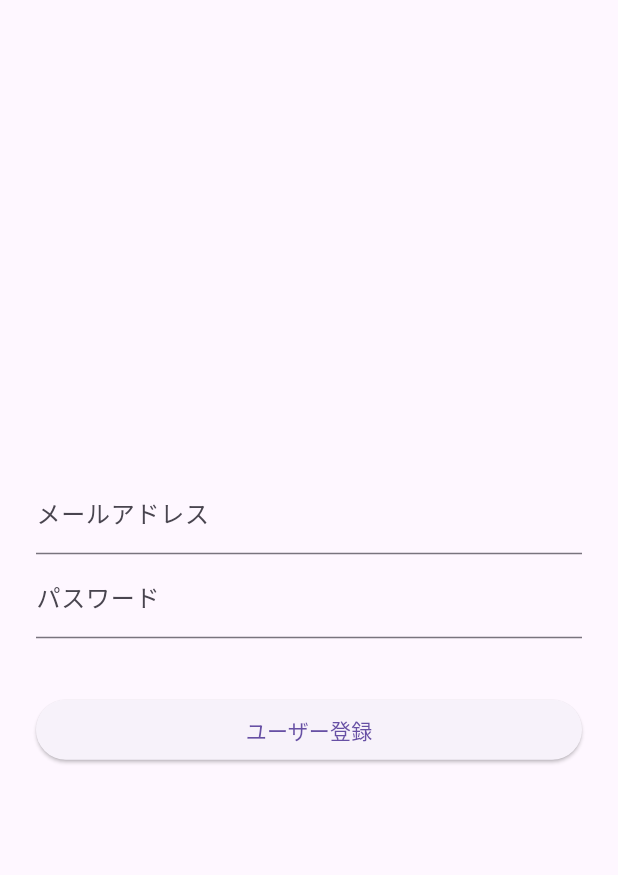
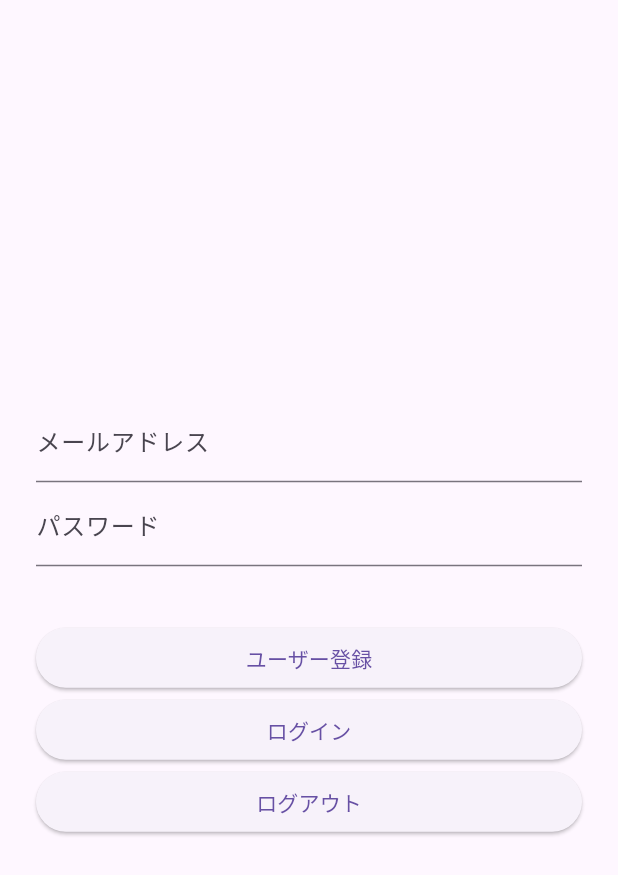
Before and after one commit to health-Care-App/health_care_app, a Flutter app: the screen it shows after launch, on a phone screen of 412 x 824 dp. Shown: the top 875 px of the screen. Run offline on Flutter 3.47's test engine with Material 3 defaults, Android fonts, the light colour scheme and no system bars; our stand-ins replace firebase_auth, firebase_core; accounts and stored records are empty; statements that could not run were skipped.

Commit message:
ログインログアウト機能追加

```diff
--- a/frontend/app/lib/main.dart
+++ b/frontend/app/lib/main.dart
@@ -18,7 +18,6 @@ class LoginSample extends StatelessWidget {
   Widget build(BuildContext context) {
     return const MaterialApp(
       title: 'Login Sample',
-      // home: const MyHomePage(title: 'Login Sample'),
       home: LoginPage(),
     );
   }
@@ -34,7 +33,7 @@ class LoginPage extends StatefulWidget {
 class _LoginPageState extends State<LoginPage> {
   // メッセージ表示用
   String infoText = '';
-  // 入力するメールアドレス・パスワード用
+  // 入力したメールアドレス・パスワード
   String email = '';
   String password = '';
 
@@ -96,7 +95,55 @@ class _LoginPageState extends State<LoginPage> {
                     }
                   },
                 ),
-              )
+              ),
+              SizedBox(
+                width: double.infinity,
+                // ログインボタン
+                child: ElevatedButton(
+                  child: const Text('ログイン'),
+                  onPressed: () async {
+                    try {
+                      // メール/パスワードでログイン
+                      final FirebaseAuth auth = FirebaseAuth.instance;
+                      await auth.signInWithEmailAndPassword(
+                        email: email,
+                        password: password,
+                      );
+                      // ユーザー登録に成功した場合
+                      setState(() {
+                        infoText = "ログインに成功しました！";
+                      });
+                    } catch (e) {
+                      // ユーザー登録に失敗した場合
+                      setState(() {
+                        infoText = "ログインに失敗しました：${e.toString()}";
+                      });
+                    }
+                  },
+                ),
+              ),
+              SizedBox(
+                width: double.infinity,
+                // ログアウトボタン
+                child: ElevatedButton(
+                  child: const Text('ログアウト'),
+                  onPressed: () async {
+                    try {
+                      // ログアウト
+                      await FirebaseAuth.instance.signOut();
+                      // ユーザー登録に成功した場合
+                      setState(() {
+                        infoText = "ログアウトしました";
+                      });
+                    } catch (e) {
+                      // ユーザー登録に失敗した場合
+                      setState(() {
+                        infoText = "ログアウトに失敗しました：${e.toString()}";
+                      });
+                    }
+                  },
+                ),
+              ),
             ],
           ),
         ),
```
